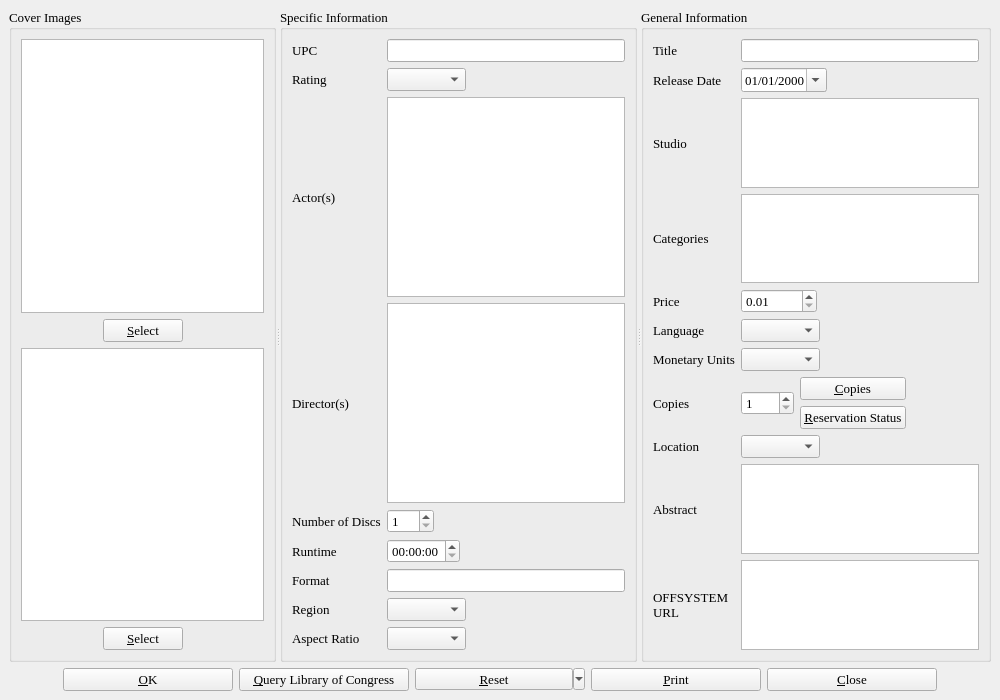
First picture: the form in dvdinfo.ui, repository textbrowser/biblioteq, before the edit.
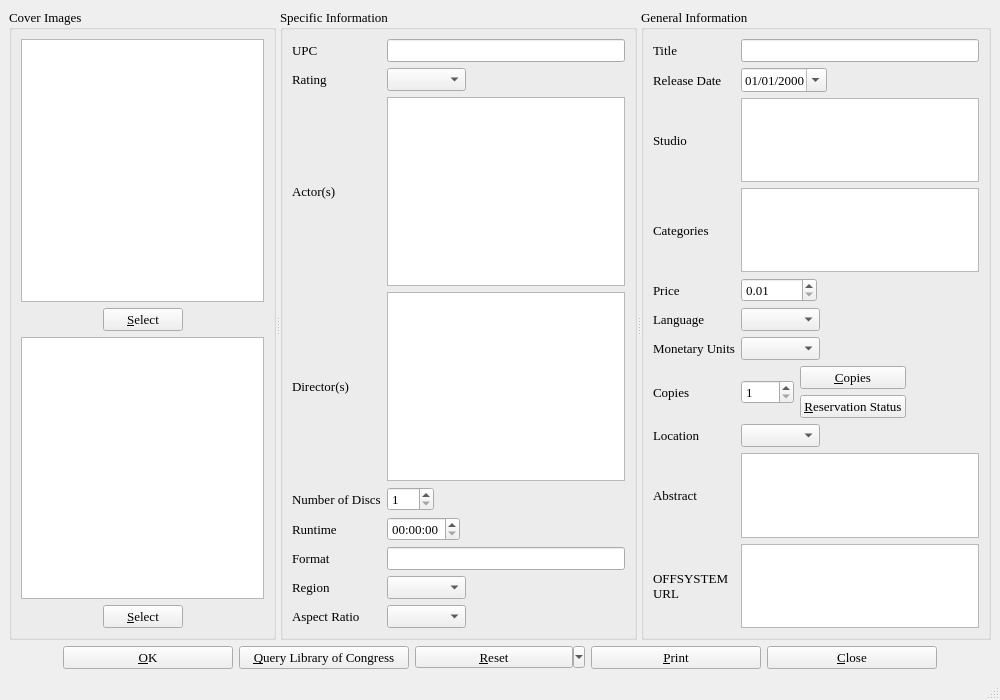
Second picture: the form after the edit. Icons and pictures are not drawn. Custom widgets are drawn as their Qt base class.

Commit message: Discovered some issues with the threaded query. Preparing for 6.08. Adding status messages to the various item windows. Using more deleteLater() calls, whereever appropriate.

Diff of the .ui file:
```diff
--- a/dvdinfo.ui
+++ b/dvdinfo.ui
@@ -1102,6 +1102,7 @@
     </item>
    </layout>
   </widget>
+  <widget class="QStatusBar" name="statusBar" />
  </widget>
  <customwidgets>
   <customwidget>
```
Left out of the diff: 58 changed lines with no effect on the pictures. The commit also changes 7 other files.
